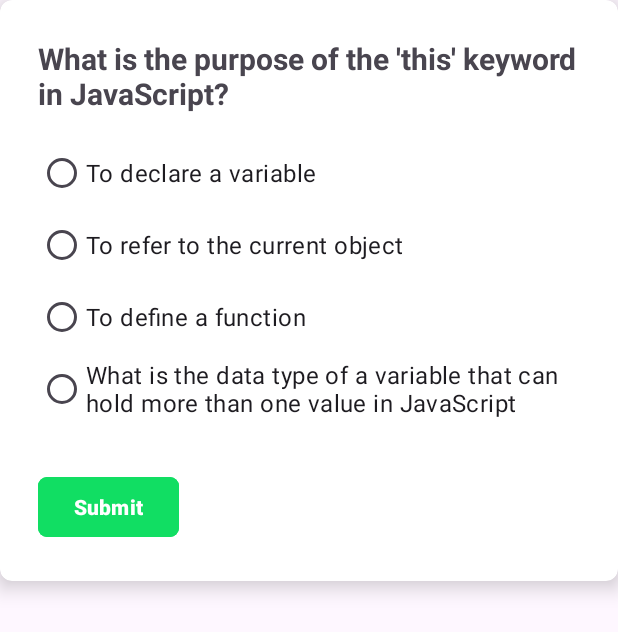
After one commit to b0ink/10.1-PersonalizedLearningExperienceApp, an Android app: the layout quiz_question_fragment.xml on its own in the app's theme, with its tools: preview values and no code run, on a phone screen of 412 x 824 dp. The commit adds this screen. Shown: the top 632 px of the screen. Run offline under Robolectric (Android 15) with nearby library versions, the phone set to English and light mode, and no system bars.

Commit message:
Implement QuizActivity UI

```diff
--- a/app/src/main/java/com/example/personalizedlearningexperience/Quiz.java
+++ b/app/src/main/java/com/example/personalizedlearningexperience/Quiz.java
@@ -23,5 +23,7 @@ public class Quiz {
         questions.add(question);
     }
 
-
+    public String getFormattedTopic(){
+        return this.topic.substring(0, 1).toUpperCase() + this.topic.substring(1);
+    }
 }
--- a/app/src/main/java/com/example/personalizedlearningexperience/QuizParser.java
+++ b/app/src/main/java/com/example/personalizedlearningexperience/QuizParser.java
@@ -33,7 +33,7 @@ public class QuizParser {
                         JSONArray options = questionObject.getJSONArray("options");
                         String correctAnswer = questionObject.getString("answer");
                         ArrayList<String> quizOptions = new ArrayList<>();
-                        System.out.println("New question "+ correctAnswer);
+                        System.out.println("New question "+ correctAnswer + question);
 
                         for(int h = 0; h < options.length();h++){
                             System.out.println("New question option"+ options.getString(h));
@@ -41,7 +41,7 @@ public class QuizParser {
                             quizOptions.add(options.getString(h));
                         }
 
-                        QuizQuestion newQuizQuestion = new QuizQuestion(quizOptions, correctAnswer);
+                        QuizQuestion newQuizQuestion = new QuizQuestion(question, quizOptions, correctAnswer);
                         newQuiz.AddQuestion(newQuizQuestion);
                     }
 
--- a/app/src/main/java/com/example/personalizedlearningexperience/QuizQuestion.java
+++ b/app/src/main/java/com/example/personalizedlearningexperience/QuizQuestion.java
@@ -5,10 +5,12 @@ import java.util.ArrayList;
 //TODO: use localstorage/sqlite to index quizID:topic:question = user's answer for history control
 
 public class QuizQuestion {
+    public String question;
     public ArrayList<String> options;
     public String correctAnswer;
 
-    public QuizQuestion(ArrayList<String> options, String correctAnswer) {
+    public QuizQuestion(String question, ArrayList<String> options, String correctAnswer) {
+        this.question = question;
         this.options = options;
         this.correctAnswer = correctAnswer;
     }
--- a/app/src/main/java/com/example/personalizedlearningexperience/TasksAdapter.java
+++ b/app/src/main/java/com/example/personalizedlearningexperience/TasksAdapter.java
@@ -72,8 +72,7 @@ public class TasksAdapter extends RecyclerView.Adapter<TasksAdapter.TasksViewHol
                 tvQuizDescription.setText("");
 
             }else{
-                String quizTopic = quiz.topic.substring(0, 1).toUpperCase() + quiz.topic.substring(1);
-
+                String quizTopic = quiz.getFormattedTopic();
                 tvQuizTitle.setText(quizTopic);
                 gifSpinner.setVisibility(View.GONE);
                 tvQuizDescription.setText("AI generated quiz about " + quizTopic + "!");
--- /dev/null
+++ b/app/src/main/res/layout/quiz_question_fragment.xml
@@ -0,0 +1,90 @@
+<?xml version="1.0" encoding="utf-8"?>
+<androidx.cardview.widget.CardView xmlns:android="http://schemas.android.com/apk/res/android"
+    xmlns:app="http://schemas.android.com/apk/res-auto"
+    xmlns:tools="http://schemas.android.com/tools"
+    android:layout_width="match_parent"
+    android:layout_height="wrap_content"
+    android:layout_marginBottom="15dp"
+    android:padding="16dp"
+    app:cardCornerRadius="8dp"
+    app:cardElevation="8dp">
+
+    <RelativeLayout
+        android:id="@+id/rlQuestionView"
+        android:layout_width="match_parent"
+        android:layout_height="wrap_content"
+        android:padding="25dp">
+
+        <TextView
+            android:id="@+id/tvQuestion"
+            android:layout_width="match_parent"
+            android:layout_height="wrap_content"
+            android:text="What is the purpose of the 'this' keyword in JavaScript?"
+            android:textSize="20sp"
+            android:textStyle="bold" />
+
+        <!-- Task Description -->
+
+        <RadioGroup
+            android:id="@+id/rgOptions"
+            android:layout_width="wrap_content"
+            android:layout_height="wrap_content"
+            android:layout_below="@+id/tvQuestion"
+            android:layout_marginTop="15dp"
+            android:layout_marginBottom="15dp">
+
+            <RadioButton
+                android:id="@+id/rbtnOption1"
+                android:layout_width="match_parent"
+                android:layout_height="wrap_content"
+                android:text="To declare a variable"
+                android:textSize="16sp" />
+
+            <RadioButton
+                android:id="@+id/rbtnOption2"
+                android:layout_width="match_parent"
+                android:layout_height="wrap_content"
+                android:text="To refer to the current object"
+                android:textSize="16sp" />
+
+            <RadioButton
+                android:id="@+id/rbtnOption3"
+                android:layout_width="match_parent"
+                android:layout_height="wrap_content"
+                android:text="To define a function"
+                android:textSize="16sp" />
+
+            <RadioButton
+                android:id="@+id/rbtnOption4"
+                android:layout_width="match_parent"
+                android:layout_height="wrap_content"
+                android:text="What is the data type of a variable that can hold more than one value in JavaScript"
+                android:textSize="16sp" />
+        </RadioGroup>
+
+        <Button
+            android:id="@+id/btnSubmitAnswer"
+            android:layout_width="wrap_content"
+            android:layout_height="wrap_content"
+            android:layout_below="@+id/rgOptions"
+            android:layout_marginTop="15dp"
+            android:backgroundTint="#11DE63"
+            android:text="Submit"
+            android:textStyle="bold"
+            app:cornerRadius="6dp" />
+
+
+        <!--        &lt;!&ndash; Edit Button (Options Menu) &ndash;&gt;-->
+        <!--        <ImageView-->
+        <!--            android:id="@+id/edit_button"-->
+        <!--            android:layout_width="wrap_content"-->
+        <!--            android:layout_height="wrap_content"-->
+        <!--            android:layout_alignParentTop="true"-->
+        <!--            android:layout_alignParentEnd="true"-->
+        <!--            android:layout_marginTop="10dp"-->
+        <!--            android:layout_marginEnd="16dp"-->
+        <!--            android:src="@drawable/ic_more_vert_black_24dp" />-->
+
+
+    </RelativeLayout>
+</androidx.cardview.widget.CardView>
```
Also changed, not shown: app/src/main/java/com/example/personalizedlearningexperience/QuizActivity.java (+39 -4 lines), app/src/main/java/com/example/personalizedlearningexperience/QuizQuestionAdapter.java (added, +127 -0 lines), app/src/main/res/layout/activity_quiz.xml (+24 -8 lines).
